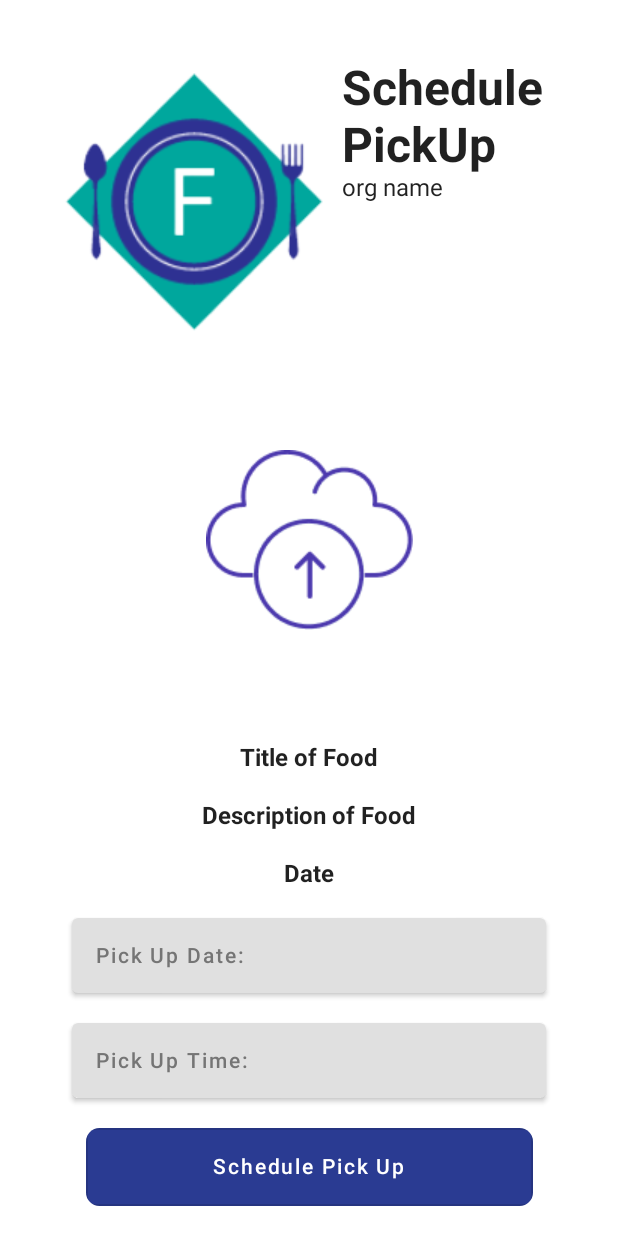
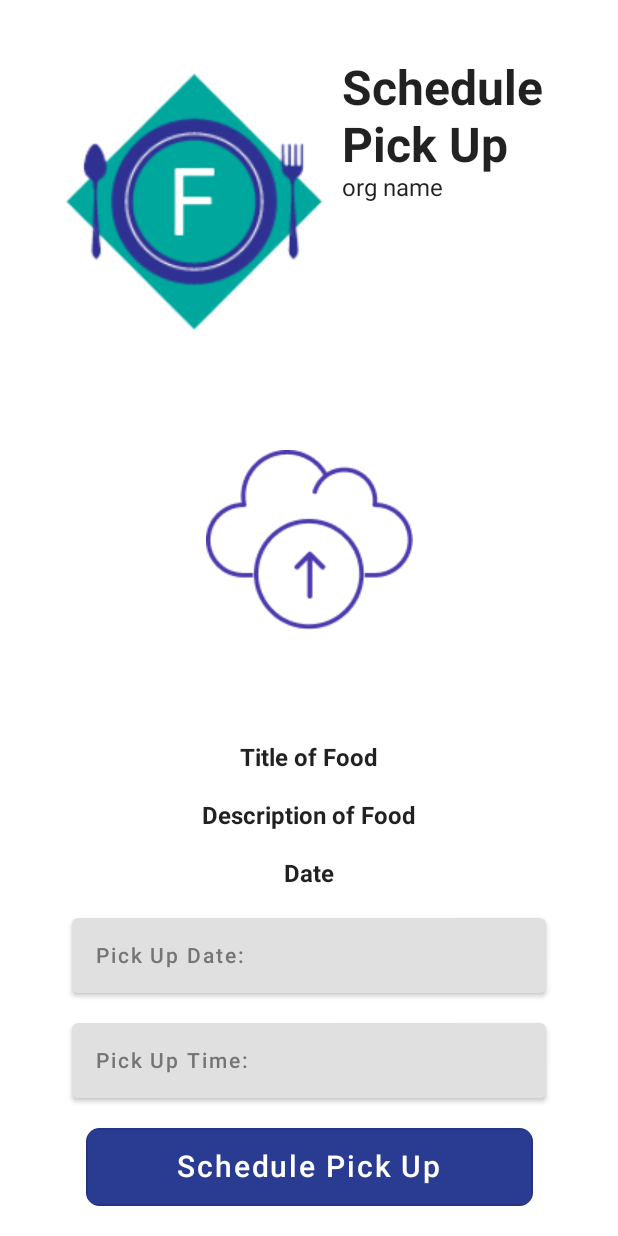
Before and after one commit to annehu2/Foodemption, an Android app built with Jetpack Compose: the SchedulePickUpActivity screen opened directly, with no data from a screen before it, on a phone screen of 412 x 824 dp. Run offline under Robolectric (Android 15) with nearby library versions, the light colour scheme and no system bars.

Commit message:
small ui changes

```diff
--- a/client/app/src/main/java/com/example/foodemption/home/SchedulePickUpActivity.kt
+++ b/client/app/src/main/java/com/example/foodemption/home/SchedulePickUpActivity.kt
@@ -73,7 +73,7 @@ fun SchedulePickUp(context: Context, orgName: String) {
                     .padding(start = 10.dp)
             ) {
                 Text(
-                    "Schedule PickUp",
+                    "Schedule Pick Up",
                     fontSize = 32.sp,
                     fontWeight = FontWeight.Bold
                 )
@@ -215,7 +215,9 @@ fun SchedulePickUp(context: Context, orgName: String) {
                     )
                 )
         ) {
-            Text("Schedule Pick Up", color = Color.White)
+            Text("Schedule Pick Up",
+                color = Color.White,
+                fontSize = 20.sp)
         }
     }
 }
```
